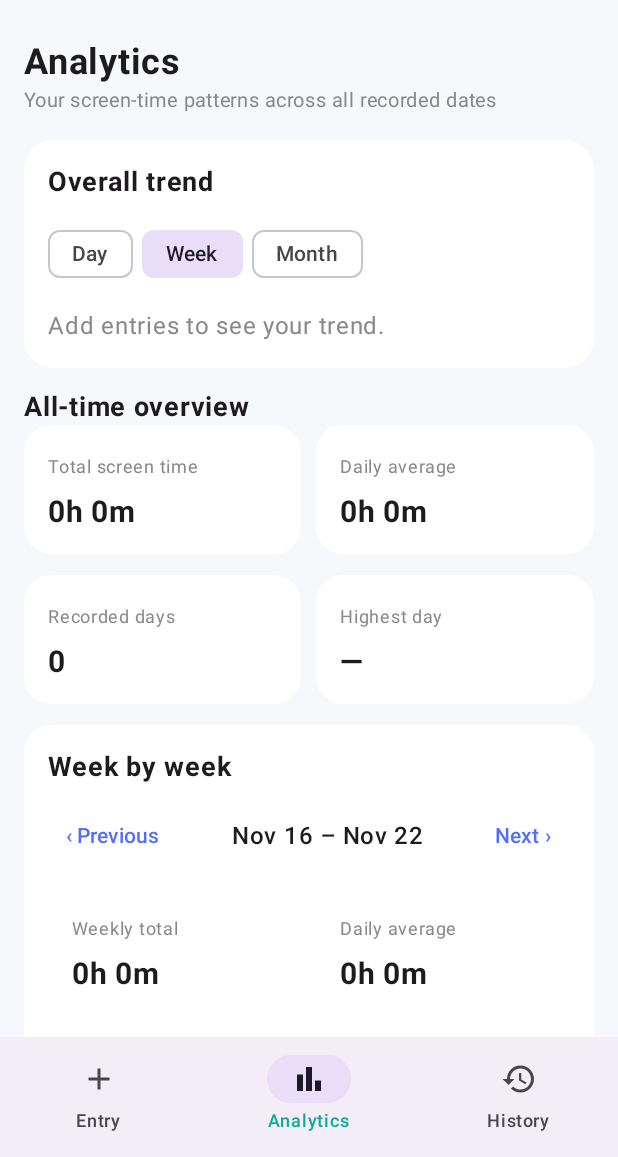
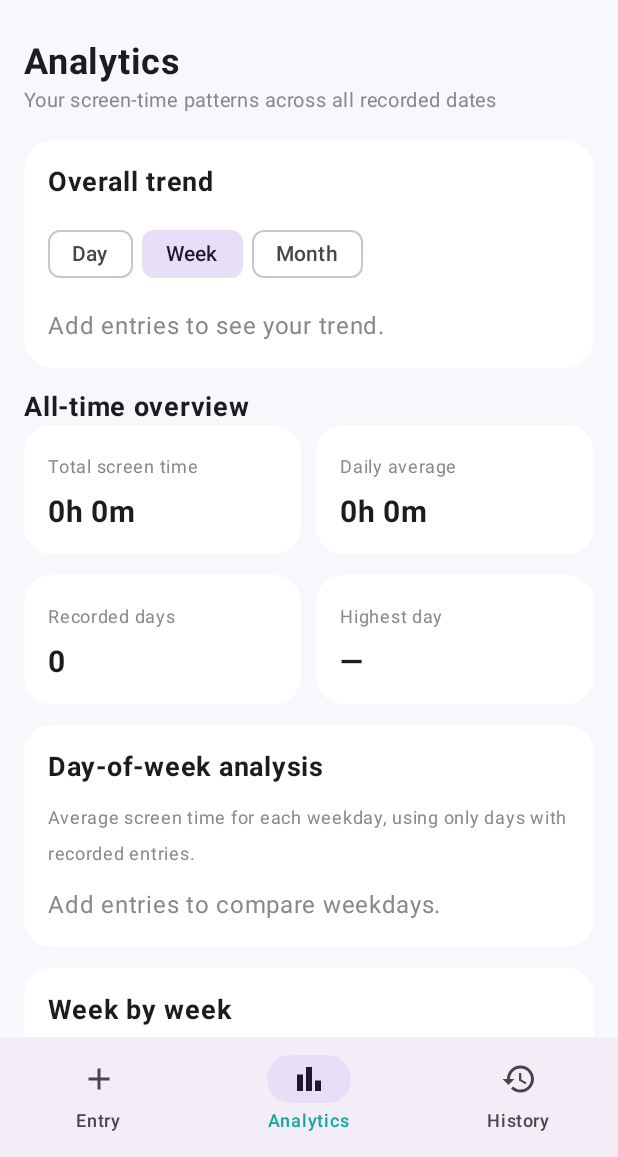
Before and after one commit to mohsenzakeri/ScreenMonitor, an Android app built with Jetpack Compose: the screen it shows after launch (MainActivity), item 2 of the bottom bar chosen, on a phone screen of 412 x 824 dp, the part 79-1236 px from its top. Run offline under Robolectric (Android 15) with nearby library versions, the phone set to English and light mode, and no system bars; our stand-ins replace Room's generated code.

Commit message:
Add weekday average analysis to analytics

```diff
--- a/app/src/main/java/com/example/screentrack/MainActivity.kt
+++ b/app/src/main/java/com/example/screentrack/MainActivity.kt
@@ -333,6 +333,7 @@ private fun AnalyticsScreen(entries: List<DailyEntry>, modifier: Modifier = Modi
                 Text("Recorded from " + parsed.first().first.format(DateTimeFormatter.ofPattern("MMM d, yyyy")) + " to " + parsed.last().first.format(DateTimeFormatter.ofPattern("MMM d, yyyy")), color = Color.Gray, fontSize = 12.sp)
             }
         }
+        item { WeekdayAnalysis(parsed) }
         item {
             Card(shape = RoundedCornerShape(18.dp), colors = CardDefaults.cardColors(containerColor = Color.White)) {
                 Column(Modifier.fillMaxWidth().padding(16.dp), verticalArrangement = Arrangement.spacedBy(10.dp)) {
@@ -382,6 +383,52 @@ private fun AnalyticsScreen(entries: List<DailyEntry>, modifier: Modifier = Modi
         item { MonthBars(month, monthEntries) }
         item { Text("Monthly calendar", fontWeight = FontWeight.Bold, fontSize = 18.sp) }
         item { Heatmap(month, monthEntries) }
+    }
+}
+
+@Composable
+private fun WeekdayAnalysis(parsed: List<Pair<LocalDate, DailyEntry>>) {
+    val averages = DayOfWeek.values().map { day ->
+        val matching = parsed.filter { it.first.dayOfWeek == day }
+        day to (if (matching.isEmpty()) null else matching.sumOf { it.second.minutes } / matching.size)
+    }
+    val available = averages.mapNotNull { it.second }
+    val maxAverage = max(60, available.maxOrNull() ?: 60)
+    val highest = averages.filter { it.second != null }.maxByOrNull { it.second!! }
+    Card(shape = RoundedCornerShape(18.dp), colors = CardDefaults.cardColors(containerColor = Color.White)) {
+        Column(Modifier.fillMaxWidth().padding(16.dp), verticalArrangement = Arrangement.spacedBy(10.dp)) {
+            Text("Day-of-week analysis", fontSize = 18.sp, fontWeight = FontWeight.Bold)
+            Text("Average screen time for each weekday, using only days with recorded entries.", color = Color.Gray, fontSize = 12.sp)
+            if (parsed.isEmpty()) {
+                Text("Add entries to compare weekdays.", color = Color.Gray)
+            } else {
+                Row(Modifier.fillMaxWidth().height(142.dp), horizontalArrangement = Arrangement.spacedBy(5.dp)) {
+                    averages.forEach { (day, average) ->
+                        Column(Modifier.weight(1f).fillMaxHeight(), horizontalAlignment = Alignment.CenterHorizontally) {
+                            Box(Modifier.weight(1f).fillMaxWidth(), contentAlignment = Alignment.BottomCenter) {
+                                Column(horizontalAlignment = Alignment.CenterHorizontally) {
+                                    Text(average?.let { "\${it / 60}h" } ?: "—", fontSize = 9.sp, color = Color.Gray)
+                                    Spacer(Modifier.height(4.dp))
+                                    Box(
+                                        Modifier.width(18.dp).height((average?.let { (it.toFloat() / maxAverage * 82f).coerceAtLeast(4f) } ?: 2f).dp)
+                                            .background(if (highest?.first == day) Color(0xFF536DFE) else Color(0xFFAEBBFF), RoundedCornerShape(topStart = 5.dp, topEnd = 5.dp))
+                                    )
+                                }
+                            }
+                            Spacer(Modifier.height(5.dp))
+                            Text(day.name.take(1), fontSize = 10.sp, color = Color.Gray)
+                        }
+                    }
+                }
+                averages.forEach { (day, average) ->
+                    Row(Modifier.fillMaxWidth(), horizontalArrangement = Arrangement.SpaceBetween) {
+                        Text(day.getDisplayName(java.time.format.TextStyle.FULL, java.util.Locale.getDefault()), fontSize = 12.sp)
+                        Text(average?.let { formatDuration(it) } ?: "No data", fontSize = 12.sp, fontWeight = FontWeight.SemiBold, color = Color(0xFF536DFE))
+                    }
+                }
+                Text("Average is calculated per recorded occurrence of each weekday; missing dates are excluded.", color = Color.Gray, fontSize = 11.sp)
+            }
+        }
     }
 }
 
```
